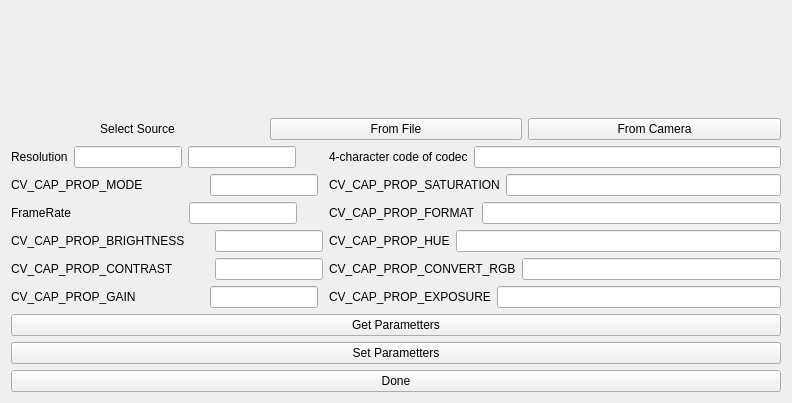
The window that src/GUI/ImageGeneratorConfigurator/imagegeneratorconfigurator.ui (aguperezpala/hvdrt) describes before a commit, drawn with Qt 5.
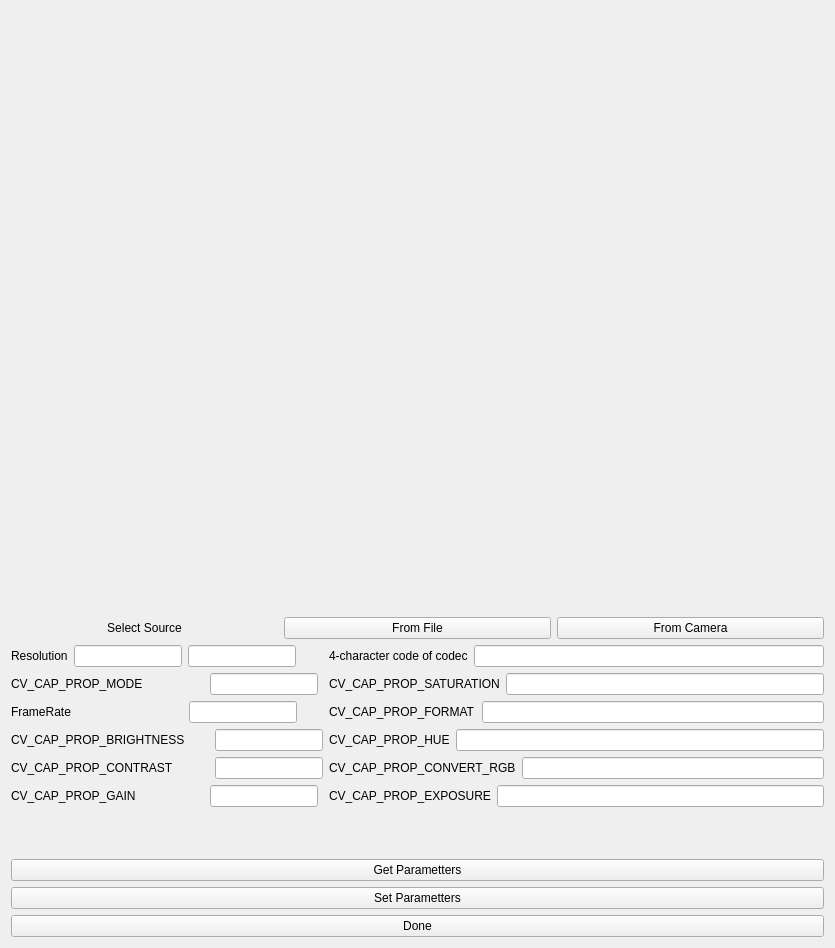
The same window after the commit.

```diff
--- a/src/GUI/ImageGeneratorConfigurator/imagegeneratorconfigurator.ui
+++ b/src/GUI/ImageGeneratorConfigurator/imagegeneratorconfigurator.ui
@@ -9,8 +9,8 @@
    <rect>
     <x>0</x>
     <y>0</y>
-    <width>792</width>
-    <height>403</height>
+    <width>835</width>
+    <height>948</height>
    </rect>
   </property>
   <property name="windowTitle">
@@ -19,6 +19,12 @@
   <layout class="QVBoxLayout" name="verticalLayout_2">
    <item>
     <widget class="QLabel" name="label_image">
+     <property name="minimumSize">
+      <size>
+       <width>800</width>
+       <height>600</height>
+      </size>
+     </property>
      <property name="text">
       <string/>
      </property>
```
